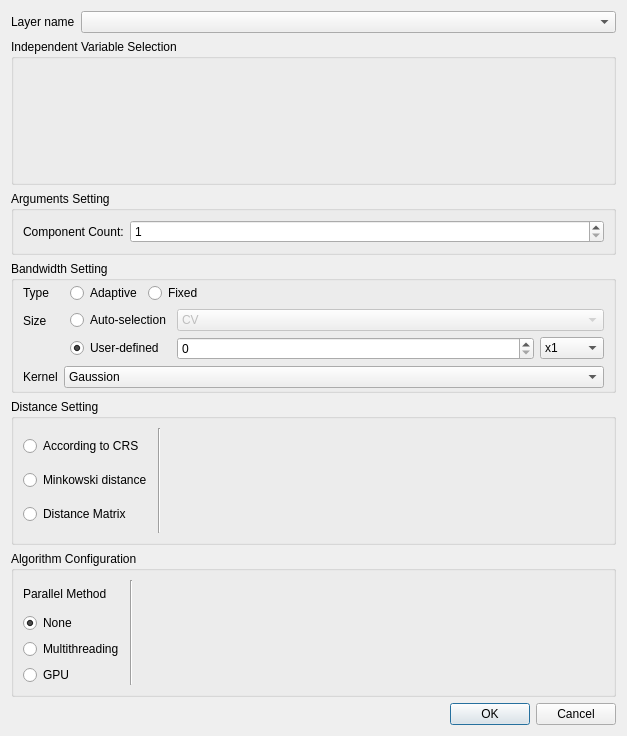
Before: the Qt Designer form gwmgwpcaoptionsdialog.ui in GWmodel-Lab/GWmodelS, drawn with Qt 5.
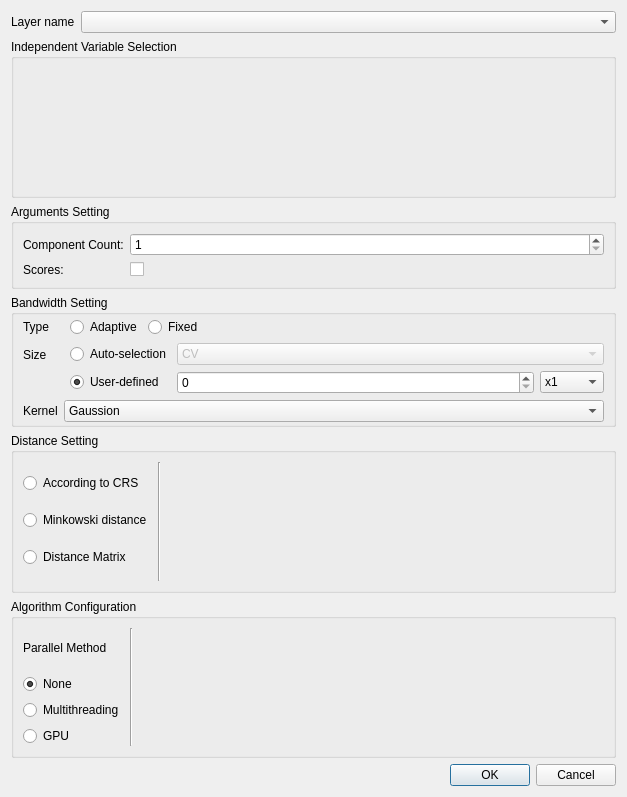
After: the same form once the commit is applied. Custom widgets are drawn as their Qt base class.

Commit message: 新增：gwpca不计算scores的版本，layerItem保存scores等

```diff
--- a/gwmgwpcaoptionsdialog.ui
+++ b/gwmgwpcaoptionsdialog.ui
@@ -7,7 +7,7 @@
     <x>0</x>
     <y>0</y>
     <width>627</width>
-    <height>736</height>
+    <height>797</height>
    </rect>
   </property>
   <property name="windowTitle">
@@ -58,20 +58,34 @@
       <string>Arguments Setting</string>
      </property>
      <layout class="QFormLayout" name="formLayout_7">
-      <item row="0" column="0">
+      <item row="1" column="0">
        <widget class="QLabel" name="label_10">
         <property name="text">
          <string>Component Count:</string>
         </property>
        </widget>
       </item>
-      <item row="0" column="1">
+      <item row="1" column="1">
        <widget class="QSpinBox" name="mKspinBox">
         <property name="minimum">
          <number>1</number>
         </property>
        </widget>
       </item>
+      <item row="3" column="0">
+       <widget class="QLabel" name="label_12">
+        <property name="text">
+         <string>Scores:</string>
+        </property>
+       </widget>
+      </item>
+      <item row="3" column="1">
+       <widget class="QCheckBox" name="mScoresCheckBox">
+        <property name="text">
+         <string/>
+        </property>
+       </widget>
+      </item>
      </layout>
     </widget>
    </item>
```
The commit also changes 5 other files.
